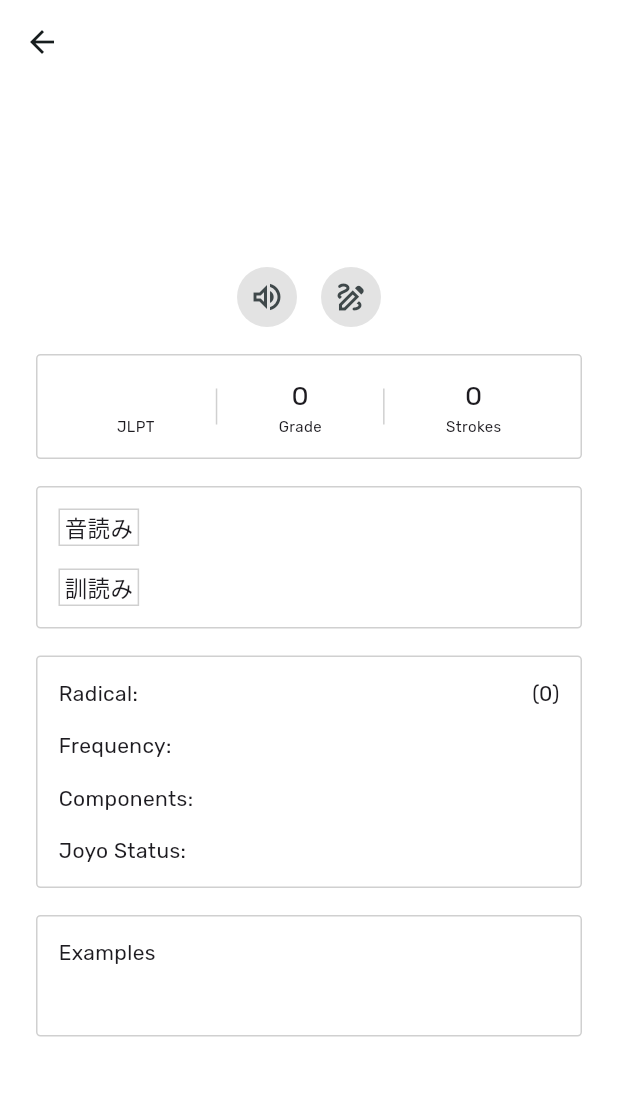
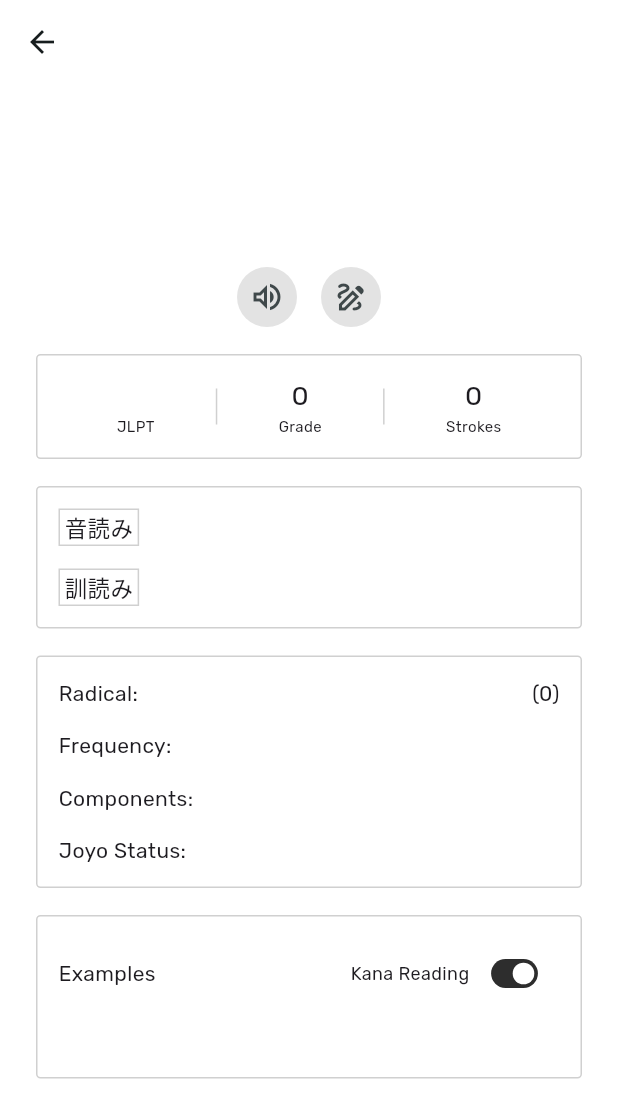
Before and after one commit to hanz-fr/kanji-no-yarikata-mobile, a Flutter app: the KanjiDetailScreen screen opened directly with empty values, on a phone screen of 412 x 824 dp. Shown: the top 1118 px of the screen. Run offline on Flutter 3.47's test engine with Material 3 defaults, Android fonts, the phone set to English and light mode, and no system bars; our stand-ins replace google_fonts, sqflite; accounts and stored records are empty.

Commit message:
feat: toggle kana reading on examples

```diff
--- a/lib/presentation/pages/kanji_detail/examples.dart
+++ b/lib/presentation/pages/kanji_detail/examples.dart
@@ -1,5 +1,7 @@
 import 'package:flutter/material.dart';
 import 'package:kanji_no_yarikata_mobile/domain/entities/kanji.dart';
+import 'package:kanji_no_yarikata_mobile/providers/examples_provider.dart';
+import 'package:provider/provider.dart';
 
 class KanjiExamplesContainer extends StatelessWidget {
   const KanjiExamplesContainer({super.key, required this.examples});
@@ -8,6 +10,8 @@ class KanjiExamplesContainer extends StatelessWidget {
 
   @override
   Widget build(BuildContext context) {
+    final examplesProvider = Provider.of<ExamplesProvider>(context);
+
     return Card(
       color: Colors.transparent,
       elevation: 0,
@@ -23,21 +27,57 @@ class KanjiExamplesContainer extends StatelessWidget {
             spacing: 15,
             crossAxisAlignment: CrossAxisAlignment.start,
             children: [
-              const Text("Examples"),
+              Row(
+                mainAxisAlignment: MainAxisAlignment.spaceBetween,
+                crossAxisAlignment: CrossAxisAlignment.center,
+                children: [
+                  Flexible(child: const Text("Examples")),
+                  Flexible(
+                    child: Row(
+                      mainAxisAlignment: MainAxisAlignment.end,
+                      mainAxisSize: MainAxisSize.min,
+                      children: [
+                        Flexible(
+                          child: const Text(
+                            "Kana Reading",
+                            textAlign: TextAlign.end,
+                            style: TextStyle(
+                              fontSize: 12
+                            ),
+                          ),
+                        ),
+                        Transform.scale(
+                          scale: 0.6,
+                          child: Switch(
+                            value: examplesProvider.showKanaReading,
+                            onChanged: examplesProvider.toggleHiragana,
+                          ),
+                        ),
+                      ],
+                    ),
+                  ),
+                ],
+              ),
               const Padding(padding: EdgeInsetsGeometry.only(bottom: 1)),
               Column(
                 mainAxisSize: MainAxisSize.max,
                 spacing: 8,
-                children: examples.map(
+                children: examples
+                    .map(
                       (e) => Row(
                         mainAxisAlignment: MainAxisAlignment.spaceBetween,
                         spacing: 5,
                         children: [
-                      Flexible(child: Text('${e!.word} [${e.kanaReading}]')),
-                      Flexible(child: Text(e.meaning, textAlign: TextAlign.end,)),
+                          Flexible(
+                            child: Text(examplesProvider.showKanaReading ? '${e!.word} [${e.kanaReading}]' : e!.word),
+                          ),
+                          Flexible(
+                            child: Text(e.meaning, textAlign: TextAlign.end),
+                          ),
                         ],
                       ),
-                ).toList(),
+                    )
+                    .toList(),
               ),
             ],
           ),
--- a/lib/presentation/widgets/dialog/filter_dialog.dart
+++ b/lib/presentation/widgets/dialog/filter_dialog.dart
@@ -1,5 +1,5 @@
 import 'package:flutter/material.dart';
-import 'package:kanji_no_yarikata_mobile/data/models/search_filter.dart';
+import 'package:kanji_no_yarikata_mobile/providers/search_filter_provider.dart';
 import 'package:kanji_no_yarikata_mobile/presentation/widgets/dropdown/grade_dropdown.dart';
 import 'package:kanji_no_yarikata_mobile/presentation/widgets/dropdown/jlpt_dropdown.dart';
 import 'package:kanji_no_yarikata_mobile/presentation/widgets/dropdown/search_by_dropdown.dart';
@@ -45,7 +45,7 @@ class FilterDialog extends StatelessWidget {
       actions: [
         OutlinedButton(
           onPressed: () {
-            Provider.of<SearchFilterModel>(context, listen: false).resetFilters();
+            Provider.of<SearchFilterProvider>(context, listen: false).resetFilters();
           },
           child: const Text("Reset Filter"),
         ),
--- a/lib/presentation/widgets/dialog/settings_dialog.dart
+++ b/lib/presentation/widgets/dialog/settings_dialog.dart
@@ -1,5 +1,5 @@
 import 'package:flutter/material.dart';
-import 'package:kanji_no_yarikata_mobile/data/models/settings.dart';
+import 'package:kanji_no_yarikata_mobile/providers/settings_provider.dart';
 import 'package:provider/provider.dart';
 
 class SettingsDialog extends StatelessWidget {
@@ -8,7 +8,7 @@ class SettingsDialog extends StatelessWidget {
   @override
   Widget build(BuildContext context) {
 
-    final settings = Provider.of<SettingsModel>(context);
+    final settings = Provider.of<SettingsProvider>(context);
 
     return AlertDialog(
       content: Row(
--- a/lib/presentation/widgets/dropdown/grade_dropdown.dart
+++ b/lib/presentation/widgets/dropdown/grade_dropdown.dart
@@ -1,5 +1,5 @@
 import 'package:flutter/material.dart';
-import 'package:kanji_no_yarikata_mobile/data/models/search_filter.dart';
+import 'package:kanji_no_yarikata_mobile/providers/search_filter_provider.dart';
 import 'package:provider/provider.dart';
 
 class GradeDropdown extends StatefulWidget {
@@ -16,7 +16,7 @@ class GradeDropdownState extends State<GradeDropdown> {
   @override
   Widget build(BuildContext context) {
 
-    final searchFilter = Provider.of<SearchFilterModel>(context);
+    final searchFilter = Provider.of<SearchFilterProvider>(context);
 
     return DropdownButton<String>(
       value: searchFilter.grade,
@@ -28,7 +28,7 @@ class GradeDropdownState extends State<GradeDropdown> {
       }).toList(),
       onChanged: (String? newValue) {
         if (newValue != null) {
-          Provider.of<SearchFilterModel>(context, listen: false).grade = newValue;
+          Provider.of<SearchFilterProvider>(context, listen: false).grade = newValue;
         }
       },
     );
--- a/lib/presentation/widgets/dropdown/jlpt_dropdown.dart
+++ b/lib/presentation/widgets/dropdown/jlpt_dropdown.dart
@@ -1,6 +1,6 @@
 import 'package:flutter/material.dart';
 import 'package:provider/provider.dart';
-import 'package:kanji_no_yarikata_mobile/data/models/search_filter.dart';
+import 'package:kanji_no_yarikata_mobile/providers/search_filter_provider.dart';
 
 class JLPTDropdown extends StatefulWidget {
   const JLPTDropdown({super.key});
@@ -16,7 +16,7 @@ class JLPTDropdownState extends State<JLPTDropdown> {
   @override
   Widget build(BuildContext context) {
 
-    final searchFilter = Provider.of<SearchFilterModel>(context);
+    final searchFilter = Provider.of<SearchFilterProvider>(context);
 
     return DropdownButton<String>(
       value: searchFilter.jlpt,
@@ -28,7 +28,7 @@ class JLPTDropdownState extends State<JLPTDropdown> {
       }).toList(),
       onChanged: (String? newValue) {
         if (newValue != null) {
-          Provider.of<SearchFilterModel>(context, listen: false).jlpt = newValue;
+          Provider.of<SearchFilterProvider>(context, listen: false).jlpt = newValue;
         }
       },
     );
--- a/lib/presentation/widgets/dropdown/search_by_dropdown.dart
+++ b/lib/presentation/widgets/dropdown/search_by_dropdown.dart
@@ -1,5 +1,5 @@
 import 'package:flutter/material.dart';
-import 'package:kanji_no_yarikata_mobile/data/models/search_filter.dart';
+import 'package:kanji_no_yarikata_mobile/providers/search_filter_provider.dart';
 import 'package:provider/provider.dart';
 
 class SearchByDropdown extends StatefulWidget {
@@ -16,7 +16,7 @@ class SearchByDropdownState extends State<SearchByDropdown> {
   @override
   Widget build(BuildContext context) {
 
-    final searchFilter = Provider.of<SearchFilterModel>(context);
+    final searchFilter = Provider.of<SearchFilterProvider>(context);
 
     return DropdownButton<String>(
       value: searchFilter.searchBy,
@@ -28,7 +28,7 @@ class SearchByDropdownState extends State<SearchByDropdown> {
       }).toList(),
       onChanged: (String? newValue) {
         if (newValue != null) {
-          Provider.of<SearchFilterModel>(context, listen: false).searchBy = newValue;
+          Provider.of<SearchFilterProvider>(context, listen: false).searchBy = newValue;
         }
       },
     );
--- /dev/null
+++ b/lib/providers/examples_provider.dart
@@ -0,0 +1,13 @@
+import 'package:flutter/widgets.dart';
+
+class ExamplesProvider with ChangeNotifier {
+  bool _showKanaReading = true;
+
+  bool get showKanaReading => _showKanaReading;
+
+  void toggleHiragana(bool value)
+  {
+    _showKanaReading = value;
+    notifyListeners();
+  }
+}
--- a/lib/data/models/search_filter.dart
+++ b/lib/providers/search_filter_provider.dart
@@ -1,6 +1,6 @@
 import 'package:flutter/material.dart';
 
-class SearchFilterModel with ChangeNotifier {
+class SearchFilterProvider with ChangeNotifier {
   String _jlpt = 'All';
   String _grade = "All";
   String _searchBy = "All";
--- a/lib/data/models/settings.dart
+++ b/lib/providers/settings_provider.dart
@@ -1,7 +1,6 @@
 import 'package:flutter/widgets.dart';
 
-/* model 'Settings' buat nyimpen dan ubah value dari state showRomaji */
-class SettingsModel with ChangeNotifier {
+class SettingsProvider with ChangeNotifier {
   bool _showRomaji = true;
 
   bool get showRomaji => _showRomaji;
```
Also changed, not shown: lib/main.dart (+6 -4 lines), 1 other file. Lines whose indentation alone changed are shown as unchanged.
